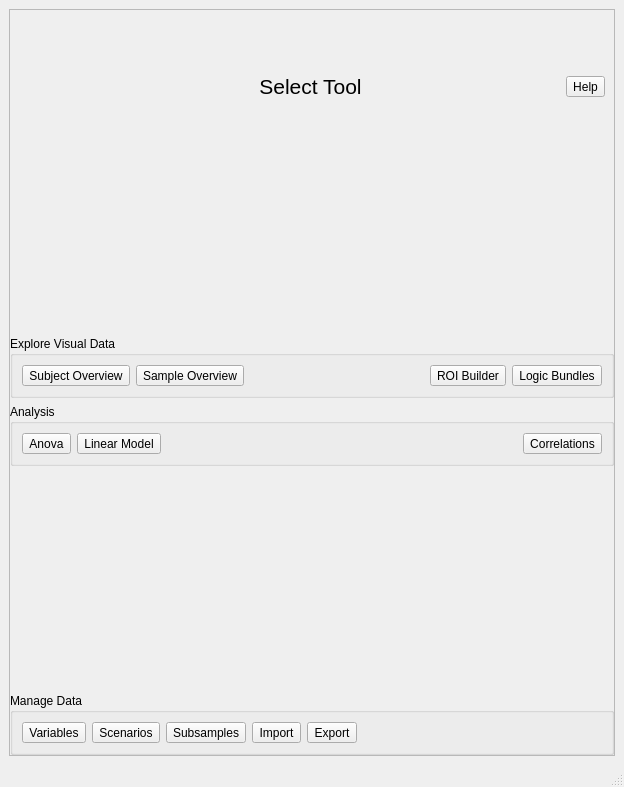
This is braviz/interaction/qt_guis/menu2_light.ui in diego0020/braviz-app as Qt 5 draws it before an edit. The edited form follows.
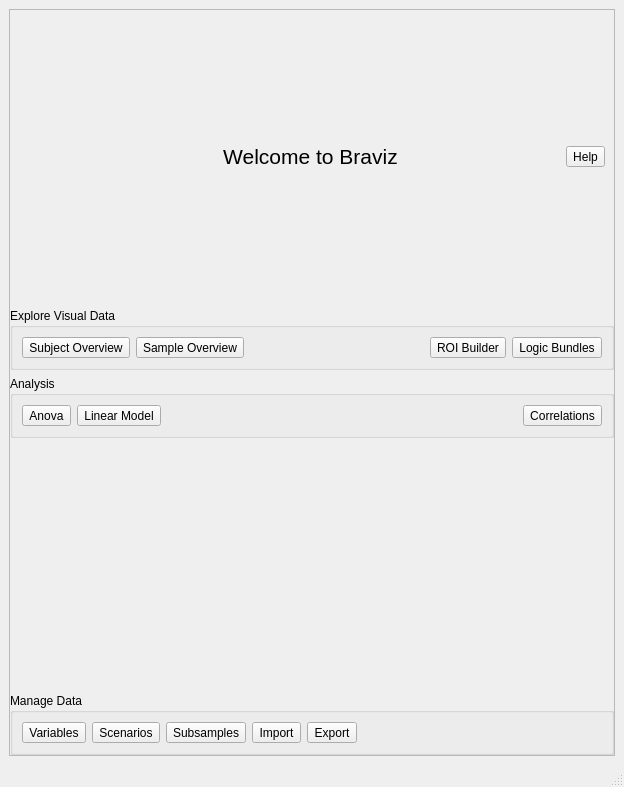
This is the edited form. Icons and pictures are not drawn.

What changed in the file:
```diff
--- a/braviz/interaction/qt_guis/menu2_light.ui
+++ b/braviz/interaction/qt_guis/menu2_light.ui
@@ -55,7 +55,7 @@
       <property name="frameShadow">
        <enum>QFrame::Raised</enum>
       </property>
-      <layout class="QVBoxLayout" name="verticalLayout" stretch="1,0,4,0,0,4,0">
+      <layout class="QVBoxLayout" name="verticalLayout" stretch="2,0,2,0,0,4,0">
        <property name="leftMargin">
         <number>0</number>
        </property>
@@ -116,7 +116,7 @@
              </font>
             </property>
             <property name="text">
-             <string>Select Tool</string>
+             <string>Welcome to Braviz</string>
             </property>
             <property name="alignment">
              <set>Qt::AlignCenter</set>
```
Left out of the diff: 3 changed lines with no effect on the pictures.
